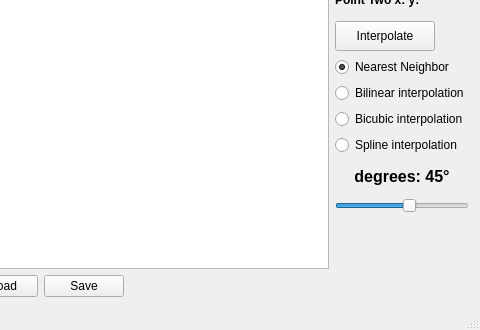
AndrejKlocok/ZPO-project, file ui/mainwindow.ui: the form before one commit; both pictures show x 344 to 824 and y 235 to 565 of the 824 by 565 pixel window.
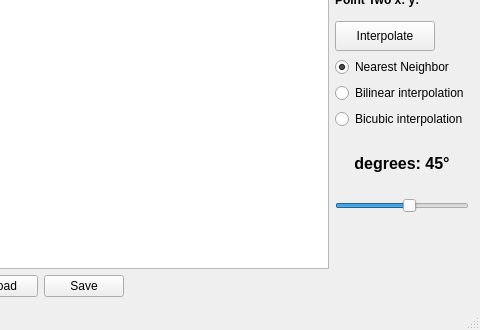
The form after the commit. Custom widgets are drawn as their Qt base class.

Commit message: New interpolation class, fixed part rotation of image.

```diff
--- a/ui/mainwindow.ui
+++ b/ui/mainwindow.ui
@@ -249,13 +249,6 @@
             </property>
            </widget>
           </item>
-          <item>
-           <widget class="QRadioButton" name="radioSpline">
-            <property name="text">
-             <string>Spline interpolation</string>
-            </property>
-           </widget>
-          </item>
          </layout>
         </item>
         <item>
```
The commit also changes 8 other files.
